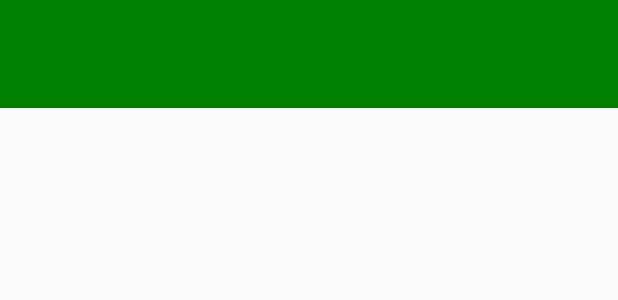
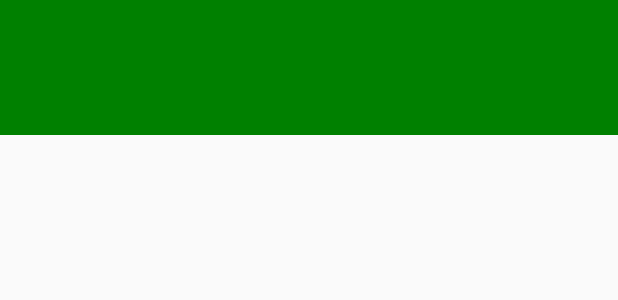
Before and after one commit to LuP202311/My_Application_PowerHome, an Android app: the layout fragment_mon_habitat.xml on its own in the app's theme, with its tools: preview values and no code run, on a phone screen of 412 x 824 dp. Shown: the top 300 px of the screen. Run offline under Robolectric (Android 15) with nearby library versions, the light colour scheme and no system bars.

Commit message:
fragments

```diff
--- a/app/src/main/res/layout/fragment_mon_habitat.xml
+++ b/app/src/main/res/layout/fragment_mon_habitat.xml
@@ -7,8 +7,8 @@
 
     <!-- TODO: Update blank fragment layout -->
     <LinearLayout
-        android:layout_width="match_parent"
-        android:layout_height="match_parent"
+        android:layout_width="wrap_content"
+        android:layout_height="wrap_content"
         android:orientation="vertical">
 
         <LinearLayout
```
